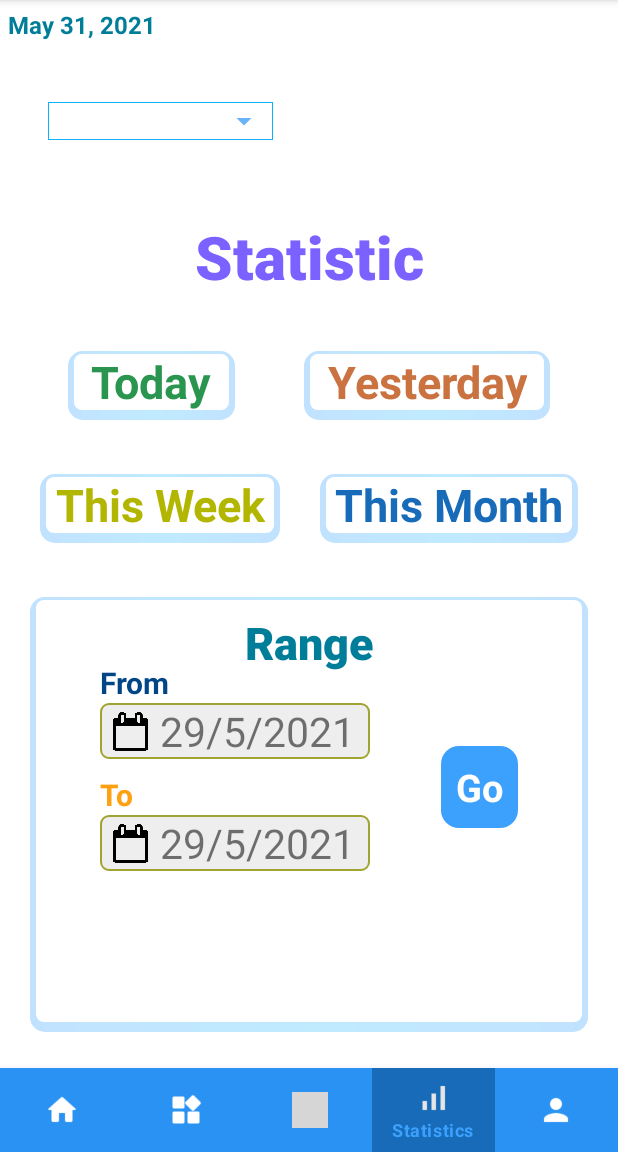
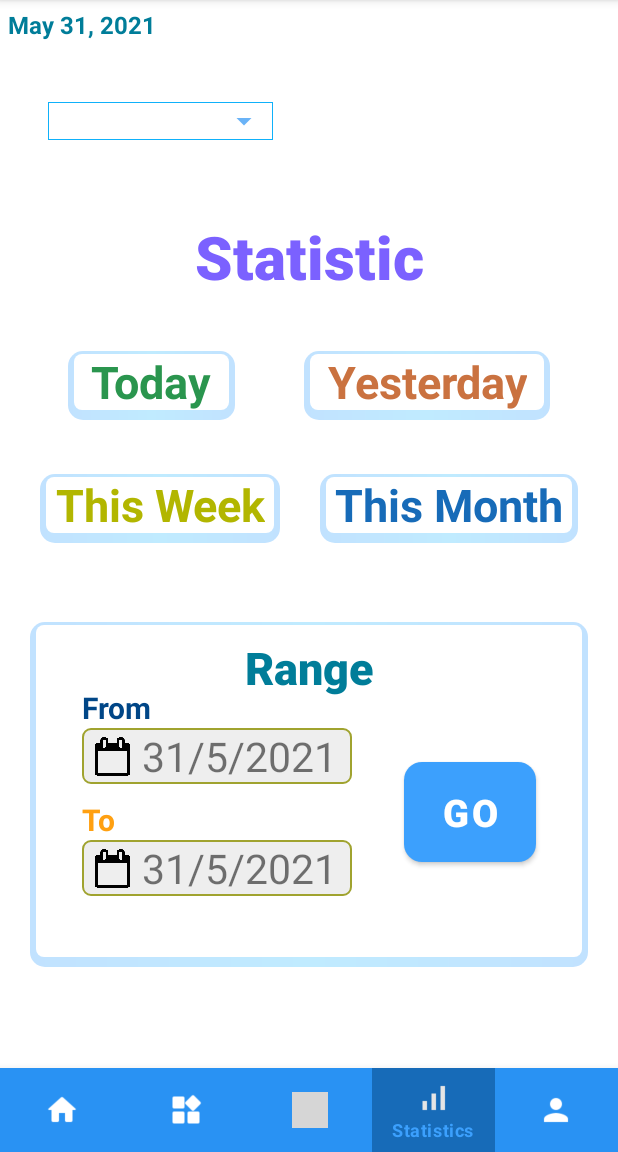
Before and after one commit to tdvinhthuy/SmartHome, an Android app: the screen it shows after launch once a user with an empty profile is signed in (MainActivity), item 4 of the bottom bar chosen, on a phone screen of 412 x 824 dp, the part 84-1236 px from its top. Run offline under Robolectric (Android 15) with nearby library versions, the phone set to English and light mode, and no system bars; our stand-ins replace Firebase (no records; nobody signed in at launch, a user with empty details on screens opened directly); libraries missing offline, so code that uses them is left out: org.eclipse.paho; 9 statements that could not run were skipped; grey boxes are pictures that could not be loaded.

Commit message:
prepare for button Go statistics

```diff
--- a/app/src/main/java/com/example/smarthome/Fragment/StatisticsFragment.java
+++ b/app/src/main/java/com/example/smarthome/Fragment/StatisticsFragment.java
@@ -20,11 +20,12 @@ import java.util.Calendar;
 import java.util.Date;
 
 public class StatisticsFragment extends Fragment {
-
     TextView tvFromDate;
     TextView tvToDate;
-    DatePickerDialog.OnDateSetListener setListener1;
-    DatePickerDialog.OnDateSetListener setListener2;
+    TextView tvDateError;
+    TextView btnGo;
+    DatePickerDialog.OnDateSetListener FromDateListener;
+    DatePickerDialog.OnDateSetListener ToDateListener;
     @Override
     public View onCreateView(LayoutInflater inflater, ViewGroup container,
                              Bundle savedInstanceState) {
@@ -34,18 +35,24 @@ public class StatisticsFragment extends Fragment {
         Context context = view.getContext();
         tvFromDate = view.findViewById(R.id.tv_fromDate);
         tvToDate = view.findViewById(R.id.tv_toDate);
+        tvDateError = view.findViewById(R.id.tvDateError);
+        btnGo = view.findViewById(R.id.btnGo);
+        // today
         Calendar calendar = Calendar.getInstance();
         final int year = calendar.get(Calendar.YEAR);
         final int month = calendar.get(Calendar.MONTH);
         final int day = calendar.get(Calendar.DAY_OF_MONTH);
-
-
+        // default value
+        tvFromDate.setText(String.format("%s/%s/%s", day, month+1, year));
+        tvToDate.setText(String.format("%s/%s/%s", day, month+1, year));
+        tvDateError.setText("");
+        // date listener
         tvFromDate.setOnClickListener(new View.OnClickListener() {
             @Override
             public void onClick(View v) {
                 DatePickerDialog datePickerDialog = new DatePickerDialog(getActivity(),
                         android.R.style.Theme_DeviceDefault,
-                        setListener1,
+                        FromDateListener,
                         year,
                         month,
                         day);
@@ -59,7 +66,7 @@ public class StatisticsFragment extends Fragment {
             public void onClick(View v) {
                 DatePickerDialog datePickerDialog = new DatePickerDialog(getActivity(),
                         android.R.style.Theme_DeviceDefault,
-                        setListener2,
+                        ToDateListener,
                         year,
                         month,
                         day);
@@ -68,7 +75,7 @@ public class StatisticsFragment extends Fragment {
             }
         });
 
-        setListener1 = new DatePickerDialog.OnDateSetListener() {
+        FromDateListener = new DatePickerDialog.OnDateSetListener() {
             @Override
             public void onDateSet(DatePicker view, int year, int month, int dayOfMonth) {
                 month = month + 1;
@@ -76,7 +83,7 @@ public class StatisticsFragment extends Fragment {
                 tvFromDate.setText(date);
             }
         };
-        setListener2 = new DatePickerDialog.OnDateSetListener() {
+        ToDateListener = new DatePickerDialog.OnDateSetListener() {
             @Override
             public void onDateSet(DatePicker view, int year, int month, int dayOfMonth) {
                 month = month + 1;
@@ -84,6 +91,40 @@ public class StatisticsFragment extends Fragment {
                 tvToDate.setText(date);
             }
         };
+        // button click
+        btnGo.setOnClickListener(new View.OnClickListener() {
+            @Override
+            public void onClick(View v) {
+                if (checkDate()) {
+                    loadReport();
+                    tvDateError.setText("");
+                }
+                else {
+                    tvDateError.setText("To-Date must be after From-Date!");
+                }
+            }
+        });
         return view;
     }
+
+    private void loadReport() {
+    }
+
+    private boolean checkDate() {
+        String[] fromDate = tvFromDate.getText().toString().split("/");
+        String[] toDate = tvToDate.getText().toString().split("/");
+
+        int fromYear = Integer.valueOf(fromDate[2]);
+        int fromMonth = Integer.valueOf(fromDate[1]);
+        int fromDay = Integer.valueOf(fromDate[0]);
+        int toYear = Integer.valueOf(toDate[2]);
+        int toMonth = Integer.valueOf(toDate[1]);
+        int toDay = Integer.valueOf(toDate[0]);
+
+        if (fromYear > toYear) return false;
+        if (fromYear == toYear && fromMonth > toMonth) return false;
+        if (fromYear == toYear && fromMonth == toMonth && fromDay > toDay) return false;
+
+        return true;
+    }
 }
--- a/app/src/main/res/layout/fragment_statistics.xml
+++ b/app/src/main/res/layout/fragment_statistics.xml
@@ -129,17 +129,15 @@
 
             <androidx.constraintlayout.widget.ConstraintLayout
                 android:layout_width="match_parent"
-                android:layout_height="0dp"
+                android:layout_height="230dp"
                 app:layout_constraintTop_toBottomOf="@+id/tv_thisMonthOption"
                 app:layout_constraintBottom_toBottomOf="parent"
-                android:layout_marginTop="36dp"
-                android:layout_marginBottom="80dp"
                 app:layout_constraintStart_toStartOf="parent"
                 app:layout_constraintEnd_toEndOf="parent"
                 android:layout_marginLeft="20dp"
                 android:layout_marginRight="20dp"
-                android:background="@drawable/document_shadow" app:layout_constraintHorizontal_bias="0.0"
-                app:layout_constraintVertical_bias="0.0">
+                android:background="@drawable/document_shadow"
+                app:layout_constraintVertical_bias="0.3">
 
                 <TextView
                     android:id="@+id/tv_rangeTitle"
@@ -173,8 +171,7 @@
                     android:layout_height="wrap_content"
                     app:layout_constraintTop_toBottomOf="@+id/tv_rangeTitle"
                     app:layout_constraintStart_toStartOf="parent"
-                    app:layout_constraintEnd_toStartOf="@+id/goButton"
-                    android:text="29/5/2021"
+                    app:layout_constraintEnd_toStartOf="@+id/btnGo"
                     android:textSize="27sp"
                     android:paddingLeft="40dp"
                     android:paddingStart="40dp"
@@ -209,8 +206,7 @@
                     android:layout_height="wrap_content"
                     app:layout_constraintTop_toBottomOf="@+id/toText"
                     app:layout_constraintStart_toStartOf="parent"
-                    app:layout_constraintEnd_toStartOf="@+id/goButton"
-                    android:text="29/5/2021"
+                    app:layout_constraintEnd_toStartOf="@+id/btnGo"
                     android:textSize="27sp"
                     android:paddingLeft="40dp"
                     android:paddingStart="40dp"
@@ -227,8 +223,8 @@
                     android:layout_marginLeft="5dp"/>
 
                 <!-- Button "Go" -->
-                <TextView
-                    android:id="@+id/goButton"
+                <Button
+                    android:id="@+id/btnGo"
                     android:layout_width="wrap_content"
                     android:layout_height="wrap_content"
                     app:layout_constraintTop_toTopOf="@id/tv_fromDate"
@@ -236,13 +232,23 @@
                     app:layout_constraintEnd_toEndOf="parent"
                     app:layout_constraintStart_toEndOf="@+id/tv_fromDate"
                     app:layout_constraintHorizontal_bias="0.8"
-                    android:text="Go"
+                    android:text="GO"
                     android:padding="10dp"
                     android:textSize="25sp"
                     android:textStyle="bold"
                     android:textColor="#FFFFFF"
                     android:background="@drawable/button_login"/>
 
+                <TextView
+                    android:layout_width="120dp"
+                    android:layout_height="wrap_content"
+                    android:id="@+id/tvDateError"
+                    android:textColor="@color/red"
+                    app:layout_constraintStart_toStartOf="@id/btnGo"
+                    app:layout_constraintEnd_toEndOf="@id/btnGo"
+                    app:layout_constraintTop_toBottomOf="@id/btnGo"
+                    app:layout_constraintBottom_toBottomOf="parent"
+                    android:layout_marginTop="20dp"/>
             </androidx.constraintlayout.widget.ConstraintLayout>
 
         </androidx.constraintlayout.widget.ConstraintLayout>
```
